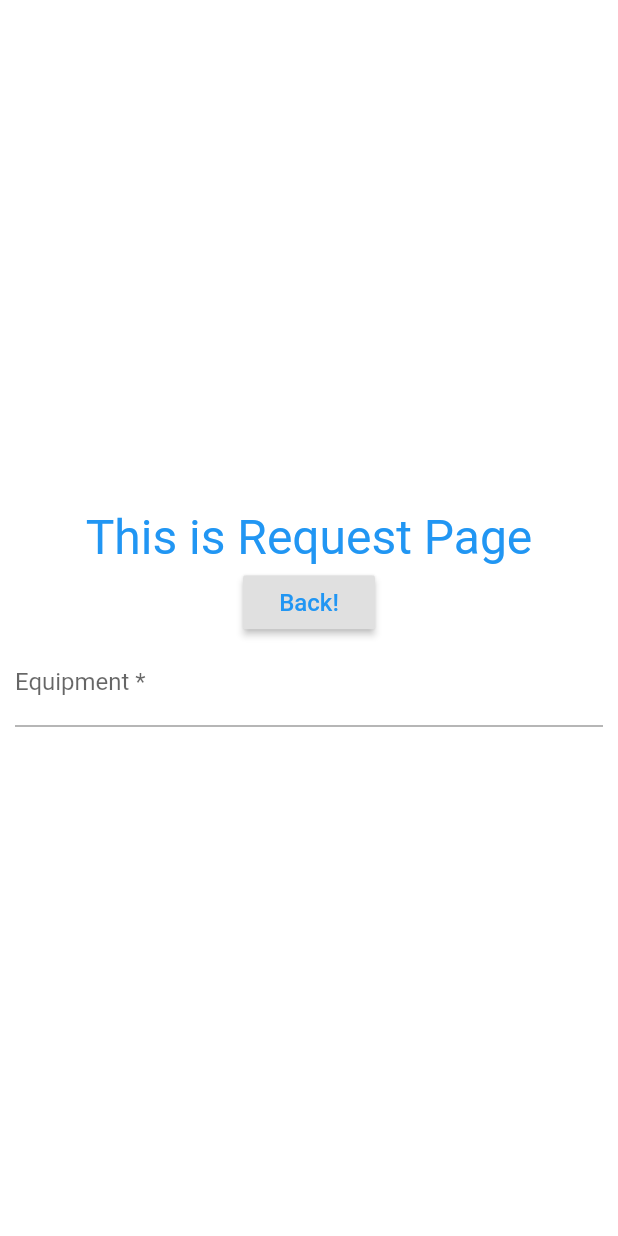
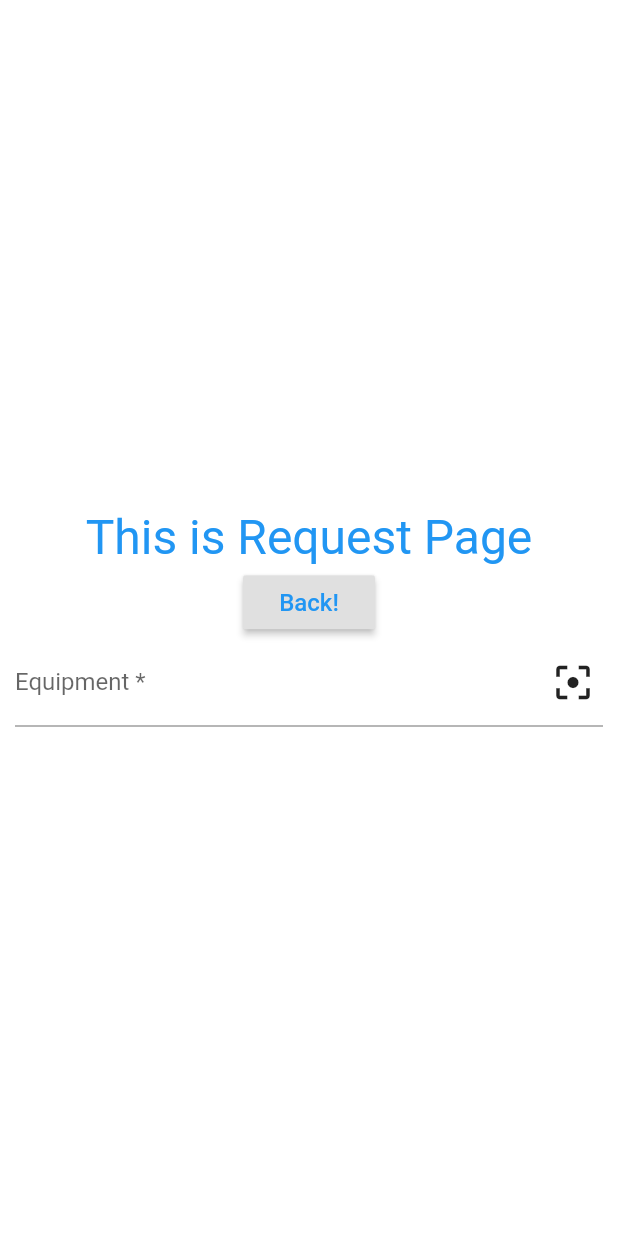
Before and after one commit to JWHAPO/simple_cmms_demo, a Flutter app: the RequestPage screen opened by its route, on a phone screen of 412 x 824 dp. Run offline on Flutter 3.47's test engine with Material 2 defaults, Android fonts, the phone set to English and light mode, and no system bars; our stand-ins replace fl_chart; missing offline and left inert: flutter_barcode_scanner.

Commit message:
add barcode button on request page

```diff
--- a/lib/ui/request.dart
+++ b/lib/ui/request.dart
@@ -1,4 +1,7 @@
 import 'package:flutter/material.dart';
+import 'dart:async';
+import 'package:flutter/services.dart';
+import 'package:flutter_barcode_scanner/flutter_barcode_scanner.dart';
 
 class RequestPage extends StatefulWidget {
   @override
@@ -8,20 +11,22 @@ class RequestPage extends StatefulWidget {
 class _RequestPageState extends State<RequestPage> {
 
 
-  final _titleTextEditingController = TextEditingController();
-  FocusNode _titleFocusNode;
+  final _equipmentTextEditingController = TextEditingController();
+  FocusNode _equipmentFocusNode;
+
+  String _scanBarcode = 'Unknown';
 
   @override
   void initState() {
     super.initState();;
-    _titleFocusNode = FocusNode();
+    _equipmentFocusNode = FocusNode();
 
   }
 
   @override
   void dispose() {
     super.dispose();
-    _titleFocusNode.dispose();
+    _equipmentFocusNode.dispose();
   }
 
 
@@ -53,13 +58,28 @@ class _RequestPageState extends State<RequestPage> {
                 }),
             Padding(
               padding: EdgeInsets.only(left: 10.0 , right: 10.0),
-              child: TextFormField(
-                controller: _titleTextEditingController,
-                maxLines: 1,
-                decoration: const InputDecoration(
-                  hintText: 'Write equipment name. ',
-                  labelText: 'Equipment *',
-                ),
+              child: Stack(
+                alignment: Alignment.centerRight,
+                children: <Widget>[
+                  TextFormField(
+                    controller: _equipmentTextEditingController,
+                    focusNode: _equipmentFocusNode,
+                    maxLines: 1,
+                    decoration: const InputDecoration(
+                      hintText: 'Write equipment name. ',
+                      labelText: 'Equipment *',
+                    ),
+                  ),
+                  Padding(
+                    padding: const EdgeInsets.only(right: 5.0),
+                    child: InkWell(
+                      onTap: (){
+                        scanBarcode();
+                      },
+                      child: Icon(Icons.filter_center_focus, size: 30,),
+                    ),
+                  ),
+                ],
               ),
             ),
 
@@ -68,4 +88,23 @@ class _RequestPageState extends State<RequestPage> {
       ),
     );
   }
+
+  Future<void> scanBarcode() async {
+    String barcodeScanRes;
+
+    try{
+      barcodeScanRes = await FlutterBarcodeScanner.scanBarcode('#FF0000', 'Cancel', true, ScanMode.DEFAULT);
+      print('barcode:::$barcodeScanRes');
+    } on PlatformException{
+      barcodeScanRes = 'Failed to get platform version.';
+    }
+
+    if(!mounted) return;
+
+    setState(() {
+      _scanBarcode = barcodeScanRes;
+      _equipmentTextEditingController.text = _scanBarcode;
+    });
+  }
+
 }
```
